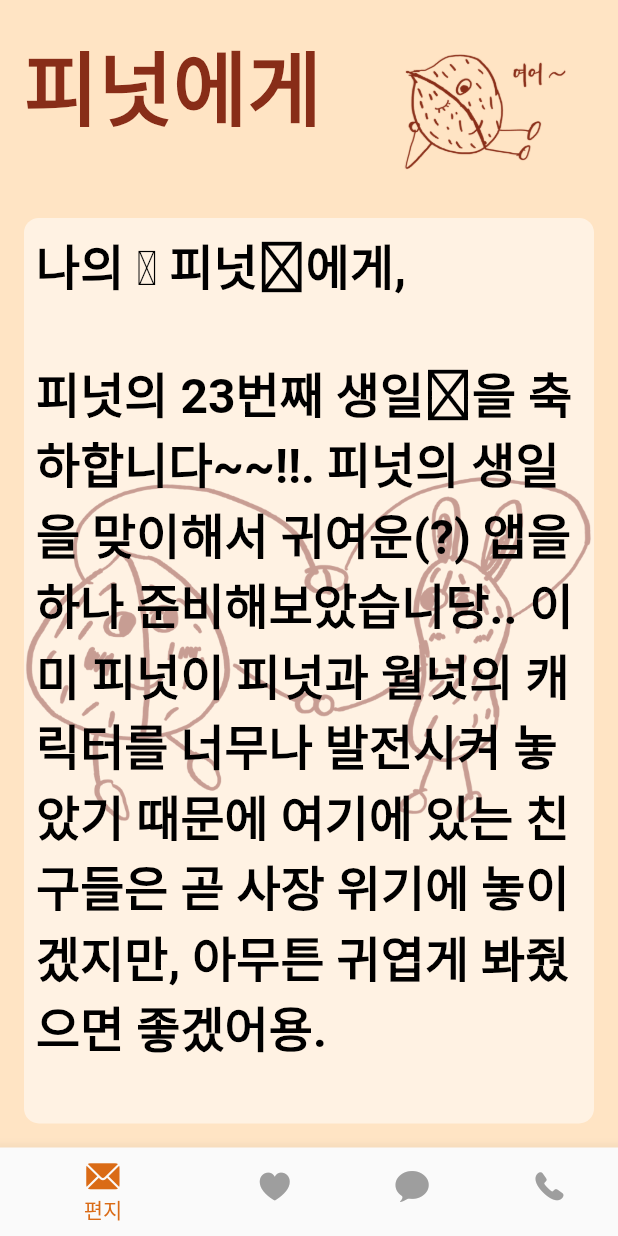
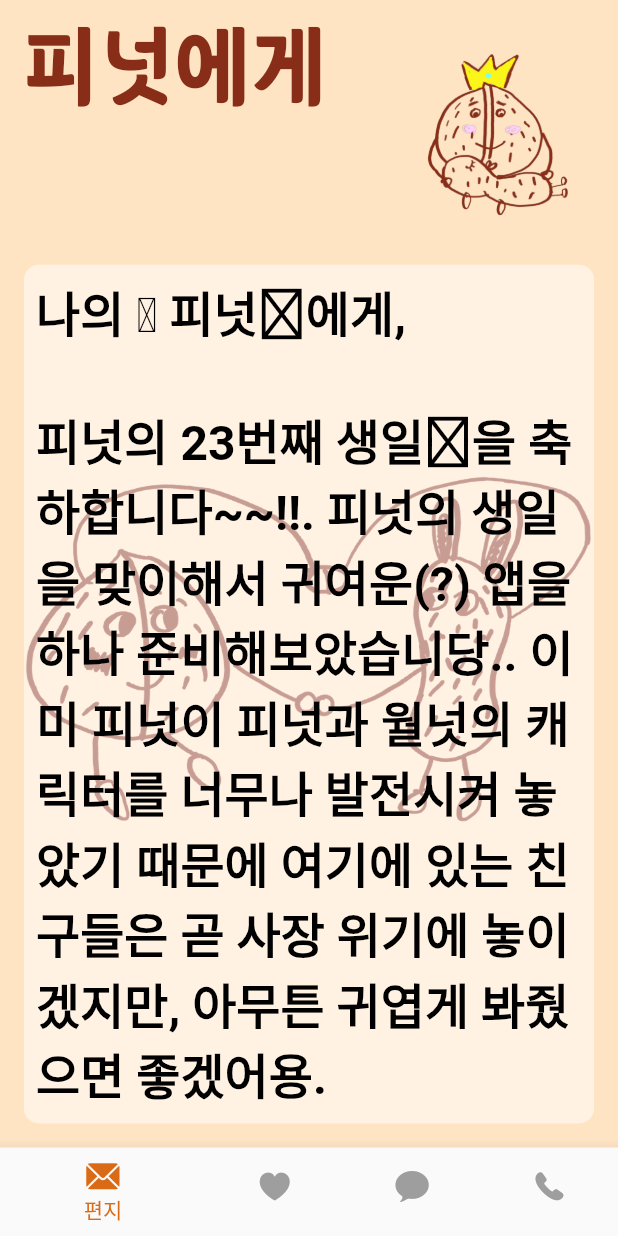
Before and after one commit to espanic/forSuyeon, a Flutter app: the screen it shows after launch, after a tap on "시작하기", on a phone screen of 412 x 824 dp. Run offline on Flutter 3.47's test engine with Material 2 defaults, Android fonts, the light colour scheme and no system bars; our stand-ins replace get, image_picker, shared_preferences, sqflite; accounts and stored records are empty; Roboto replaces fonts that are missing (BinggraeSamanco).

Commit message:
mvp first

```diff
--- /dev/null
+++ b/assets/example/example.txt
@@ -0,0 +1 @@
+입술을 쭈욱~ 내밀어요!
--- a/lib/db/data_controller.dart
+++ b/lib/db/data_controller.dart
@@ -1,4 +1,5 @@
 import 'dart:io';
+import 'dart:typed_data';
 import 'package:flutter/widgets.dart';
 import 'package:for_suyeon/db/db_functions.dart';
 import 'package:for_suyeon/db/history_data.dart';
@@ -18,8 +19,6 @@ class DataController extends GetxController {
     //   print("getData called");
     // });
     await _initDir();
-    await _getData();
-
     super.onInit();
   }
 
@@ -29,7 +28,7 @@ class DataController extends GetxController {
     await Directory(imageDir).create(recursive: true);
   }
 
-  Future<void> _getData() async {
+  Future<void> getData() async {
     var rawData = await DBHelper().loadAllHistory();
     for (var element in rawData) {
       dataList.add(_changeRawToBlock(element));
@@ -48,6 +47,19 @@ class DataController extends GetxController {
       deleteData(id);
     }
     sortById();
+  }
+
+  Future<void> insertDataInitial(int id, String content, ByteData data) async {
+    try{
+      final buffer = data.buffer;
+      final id = DateTime.now().millisecondsSinceEpoch;
+      await File(join(imageDir, '$id.jpg')).writeAsBytes(
+        buffer.asUint8List(data.offsetInBytes, data.lengthInBytes),
+      );
+      await DBHelper().insertHistoryData(HistoryData(id, content));
+    }catch(e){
+     e.printError();
+    }
   }
 
   Future<void> updateData(HistoryBlock original, String content, File? file) async {
--- a/lib/db/db_functions.dart
+++ b/lib/db/db_functions.dart
@@ -18,14 +18,12 @@ class DBHelper {
   }
 
   initDB() async {
-    print("init database");
     final databasePath = await getDatabasesPath();
     String path = join(databasePath, "my_database.db");
     return await openDatabase(
       path,
       version: 1,
       onCreate: (db, version) async {
-        print("database onCreate");
         await db.execute(
             "CREATE TABLE HistoryData(id INTEGER PRIMARY KEY, content TEXT, imageArray BLOB )");
       },
--- a/lib/main.dart
+++ b/lib/main.dart
@@ -1,12 +1,14 @@
-import 'package:firebase_core/firebase_core.dart';
 import 'package:flutter/material.dart';
+import 'package:flutter/services.dart';
+import 'package:for_suyeon/db/data_controller.dart';
 import 'package:for_suyeon/theme.dart';
+import 'package:for_suyeon/utils/util_functions.dart';
 import 'package:for_suyeon/view/pages/prev_page.dart';
 import 'package:get/get.dart';
+import 'package:shared_preferences/shared_preferences.dart';
 
 Future<void> main() async {
-  WidgetsBinding widgetsBinding = WidgetsFlutterBinding.ensureInitialized();
-  await Firebase.initializeApp();
+  WidgetsFlutterBinding.ensureInitialized();
   runApp(const MyApp());
 }
 
@@ -16,11 +18,26 @@ class MyApp extends StatelessWidget {
   // This widget is the root of your application.
   @override
   Widget build(BuildContext context) {
-    return  GetMaterialApp(
+    return GetMaterialApp(
       checkerboardOffscreenLayers: true,
       debugShowCheckedModeBanner: false,
       theme: mainTheme,
+      onInit: _initialize,
       home: PrevPage(),
     );
   }
+
+  Future<void> _initialize() async {
+    final controller = Get.put(DataController());
+    final prefs = await SharedPreferences.getInstance();
+    final bool? alreadyInstall = prefs.getBool('alreadyInstall');
+    if (alreadyInstall != true){
+      final content = await loadLetter('assets/example/example.txt');
+      var bytes = await rootBundle.load('assets/example/example.jpg');
+      final id = DateTime.now().millisecondsSinceEpoch;
+      await controller.insertDataInitial(id, content, bytes);
+      prefs.setBool('alreadyInstall', true);
+    }
+    await controller.getData();
+  }
 }
--- a/lib/theme.dart
+++ b/lib/theme.dart
@@ -9,20 +9,30 @@ ThemeData mainTheme = ThemeData(
     size: 32,
   ),
   textTheme: const TextTheme(
-    headline1:
-        TextStyle(color: secondary, fontSize: 64, fontWeight: FontWeight.bold),
-    headline2:
-        TextStyle(color: secondary, fontSize: 54, fontWeight: FontWeight.bold),
+    headline1: TextStyle(
+        fontFamily: 'SDSamlip',
+        color: secondary,
+        fontSize: 72,
+        fontWeight: FontWeight.bold),
+    headline2: TextStyle(
+        fontFamily: 'SDSamlip',
+        color: secondary,
+        fontSize: 64,
+        fontWeight: FontWeight.bold),
     headline3:
         TextStyle(color: secondary, fontSize: 48, fontWeight: FontWeight.bold),
-    headline4: TextStyle(color: Colors.black, fontSize: 32, fontWeight: FontWeight.bold),
+    headline4: TextStyle(
+        color: Colors.black, fontSize: 32, fontWeight: FontWeight.bold),
     bodyText1: TextStyle(
-      fontFamily: "BinggraeSamanco",
-        color: Colors.black, fontSize: 32, fontWeight: FontWeight.bold),
+        fontFamily: "BinggraeSamanco",
+        color: Colors.black,
+        fontSize: 32,
+        fontWeight: FontWeight.bold),
     bodyText2: TextStyle(
         fontFamily: "BinggraeSamanco",
-        color: Colors.black, fontSize: 24, fontWeight: FontWeight.normal),
-
+        color: Colors.black,
+        fontSize: 24,
+        fontWeight: FontWeight.normal),
   ),
   elevatedButtonTheme: ElevatedButtonThemeData(
     style: ElevatedButton.styleFrom(
@@ -32,7 +42,6 @@ ThemeData mainTheme = ThemeData(
       elevation: 10,
       primary: buttonPrimary,
       minimumSize: const Size(double.infinity, 60),
-
       textStyle: const TextStyle(
           color: Colors.white,
           fontSize: 32,
--- /dev/null
+++ b/lib/utils/util_functions.dart
@@ -0,0 +1,6 @@
+import 'package:flutter/services.dart';
+
+
+ Future<String> loadLetter(String path) async {
+return await rootBundle.loadString(path);
+}
--- a/lib/view/components/page_title.dart
+++ b/lib/view/components/page_title.dart
@@ -22,24 +22,22 @@ class PageTitle extends StatelessWidget {
             style: titleStyle ?? Theme.of(context).textTheme.headline2,
           ),
         ),
-        const Spacer(
+        imagePath != null ? const Spacer(
           flex: 1,
-        ),
-        Flexible(
+        ): Container(),
+        imagePath != null ? Flexible(
           flex: 2,
           child: Column(
             children: [
               const SizedBox(height: 20),
-              imagePath != null
-                  ? Image.asset(
-                      imagePath!,
-                      fit: BoxFit.cover,
-                      width: 150,
-                    )
-                  : Container(),
+              Image.asset(
+                imagePath!,
+                fit: BoxFit.cover,
+                width: 150,
+              ),
             ],
           ),
-        ),
+        ): Container(),
       ],
     );
   }
--- a/lib/view/components/peanut_love_walnut.dart
+++ b/lib/view/components/peanut_love_walnut.dart
@@ -16,7 +16,17 @@ class PeanutLoveWalnut extends StatelessWidget {
           "호두",
           style: themeData.textTheme.headline1,
         ),
-        Icon(CupertinoIcons.heart, color: themeData.iconTheme.color, size: 80,),
+        const SizedBox(
+          width: 10,
+        ),
+        Icon(
+          CupertinoIcons.heart,
+          color: themeData.iconTheme.color,
+          size: 80,
+        ),
+        const SizedBox(
+          width: 10,
+        ),
         Text(
           "피넛",
           style: themeData.textTheme.headline1,
--- a/lib/view/pages/main_page_comp/call_page.dart
+++ b/lib/view/pages/main_page_comp/call_page.dart
@@ -14,20 +14,21 @@ class CallPage extends StatelessWidget {
         padding: const EdgeInsets.all(mainPadVal),
         child: Column(
           children: [
-            const PageTitle(
-                titleText: "얘기하기"),
-            SizedBox(
+            const PageTitle(titleText: "호두랑 얘기하기"),
+            const SizedBox(
               height: 40,
             ),
             Flexible(child: Image.asset("assets/pw/waitingyou.png")),
-            ElevatedButton(onPressed: () async {
-              final Uri launchUri = Uri(
-                scheme: 'tel',
-                path: yunhoPhone,
-              );
-              await launchUrl(launchUri);
-            }, child: Icon(Icons.call)),
-            SizedBox(
+            ElevatedButton(
+                onPressed: () async {
+                  final Uri launchUri = Uri(
+                    scheme: 'tel',
+                    path: yunhoPhone,
+                  );
+                  await launchUrl(launchUri);
+                },
+                child: const Icon(Icons.call)),
+            const SizedBox(
               height: 10,
             ),
             Flexible(child: Image.asset("assets/pw/peanut_call.png")),
--- a/lib/view/pages/main_page_comp/chat_page.dart
+++ b/lib/view/pages/main_page_comp/chat_page.dart
@@ -6,11 +6,9 @@ class ChatPage extends StatelessWidget {
 
   @override
   Widget build(BuildContext context) {
-    return   Scaffold(
-      body: Container(
-        child: const Center(
-          child: Text("Coming soon!"),
-        ),
+    return   const Scaffold(
+      body:  Center(
+        child: Text("Coming soon!"),
       ),
     );
   }
--- a/lib/view/pages/main_page_comp/letter_page.dart
+++ b/lib/view/pages/main_page_comp/letter_page.dart
@@ -2,6 +2,7 @@ import 'package:flutter/material.dart';
 import 'package:flutter/services.dart';
 import 'package:for_suyeon/colors.dart';
 import 'package:for_suyeon/const.dart';
+import 'package:for_suyeon/utils/util_functions.dart';
 import 'package:for_suyeon/view/components/page_title.dart';
 import 'package:url_launcher/url_launcher.dart';
 
@@ -24,12 +25,12 @@ class LetterPage extends StatelessWidget {
             Column(
               children: [
                 const PageTitle(
-                    titleText: "피넛에게", imagePath: "assets/pw/yu.png"),
+                    titleText: "피넛에게", imagePath: "assets/pw/peanut_lying.png"),
                 const SizedBox(
                   height: 32,
                 ),
                 FutureBuilder(
-                  future: _loadLetter('assets/letter/letter.txt'),
+                  future: loadLetter('assets/letter/letter.txt'),
                   builder: (context, snapshot) {
                     if (snapshot.hasData == false) {
                       return Container();
@@ -53,7 +54,7 @@ class LetterPage extends StatelessWidget {
                                   style: Theme.of(context).textTheme.bodyText1,
                                 ),
                                 InkWell(
-                                  child: Text(
+                                  child: const Text(
                                     "소스링크",
                                     style:
                                     TextStyle(
@@ -80,11 +81,4 @@ class LetterPage extends StatelessWidget {
     );
   }
 
-  Future<String> _loadLetter(String path) async {
-    Future<String> s =
-        Future.delayed(const Duration(milliseconds: 0), () async {
-      return await rootBundle.loadString(path);
-    });
-    return s;
-  }
 }
--- a/lib/view/pages/prev_page.dart
+++ b/lib/view/pages/prev_page.dart
@@ -8,8 +8,8 @@ import 'package:get/get.dart';
 import '../../colors.dart';
 
 class PrevPage extends StatelessWidget {
-  final _controller = Get.put(DataController());
   PrevPage({Key? key}) : super(key: key);
+
 
   @override
   Widget build(BuildContext context) {
```
Also changed, not shown: lib/db/history_data.dart (+1 -10 lines), pubspec.yaml (+7 -4 lines), assets/example/example.jpg (added), assets/fonts/SDSamliphopangcheTTFBasic.ttf (added), assets/pw/kisses.png, assets/pw/peanut_lying.png (added), assets/sample_image/img1.png (deleted), pubspec.lock.
